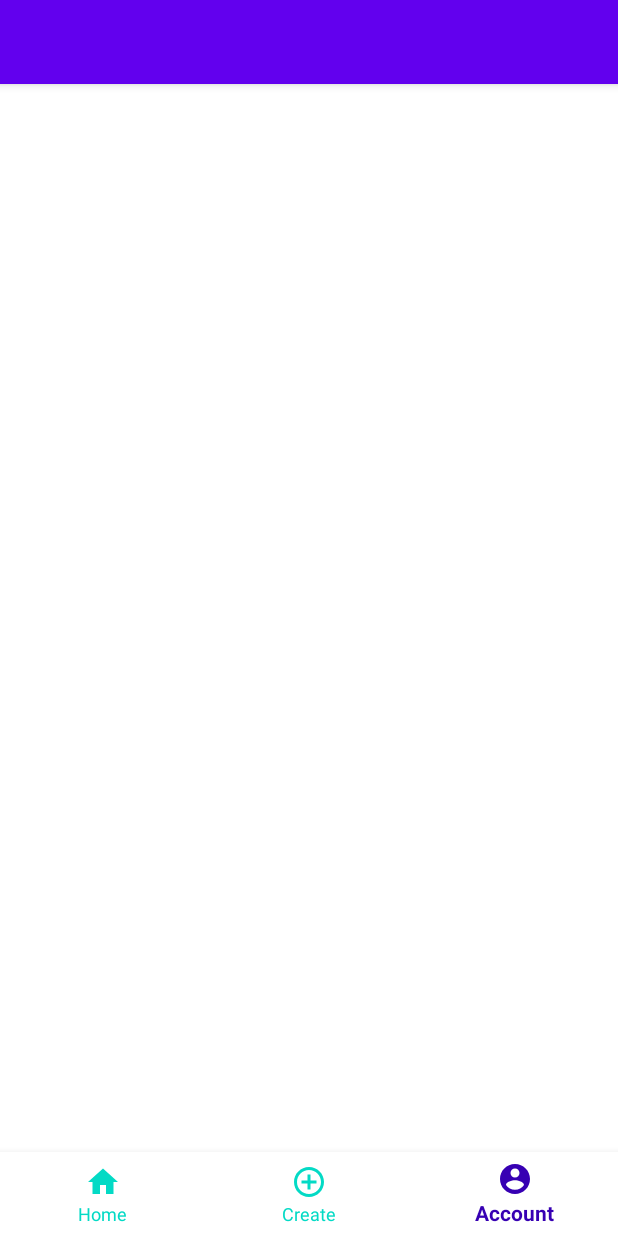
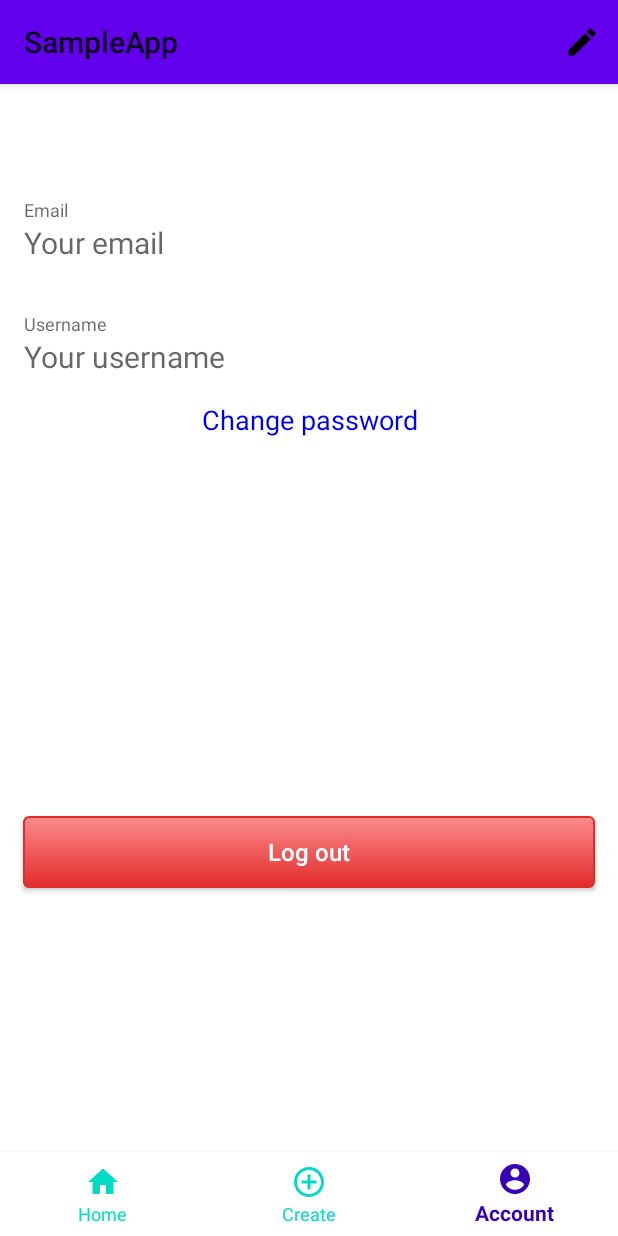
Before and after one commit to avi-kr/SampleApp, an Android app: the MainActivity screen opened directly, with no data from a screen before it, item 3 of the bottom bar chosen, on a phone screen of 412 x 824 dp. Run offline under Robolectric (Android 15) with nearby library versions, the phone set to English and light mode, and no system bars; our stand-ins replace Dagger/Hilt's generated code.

Commit message:
Custom Bottom Nav Controller

```diff
--- a/app/src/main/java/com/abhishek/sampleapp/ui/main/MainActivity.kt
+++ b/app/src/main/java/com/abhishek/sampleapp/ui/main/MainActivity.kt
@@ -3,23 +3,70 @@ package com.abhishek.sampleapp.ui.main
 import android.content.Intent
 import android.os.Bundle
 import android.util.Log
+import android.view.MenuItem
+import androidx.fragment.app.Fragment
 import androidx.lifecycle.Observer
+import androidx.navigation.NavController
 import com.abhishek.sampleapp.R
 import com.abhishek.sampleapp.ui.BaseActivity
 import com.abhishek.sampleapp.ui.auth.AuthActivity
+import com.abhishek.sampleapp.ui.main.account.ChangePasswordFragment
+import com.abhishek.sampleapp.ui.main.account.UpdateAccountFragment
+import com.abhishek.sampleapp.ui.main.blog.UpdateBlogFragment
+import com.abhishek.sampleapp.ui.main.blog.ViewBlogFragment
+import com.abhishek.sampleapp.util.BottomNavController
+import com.abhishek.sampleapp.util.BottomNavController.NavGraphProvider
+import com.abhishek.sampleapp.util.BottomNavController.OnNavigationGraphChanged
+import com.abhishek.sampleapp.util.BottomNavController.OnNavigationReselectedListener
+import com.abhishek.sampleapp.util.setUpNavigation
+import com.google.android.material.bottomnavigation.BottomNavigationView
+import kotlinx.android.synthetic.main.activity_main.tool_bar
 
 /**
  * Created by Abhishek Kumar on 29/07/20.
  * (c)2020 VMock. All rights reserved.
  */
 
-class MainActivity : BaseActivity() {
+class MainActivity : BaseActivity(), NavGraphProvider, OnNavigationGraphChanged, OnNavigationReselectedListener {
+
+    private lateinit var bottomNavigationView: BottomNavigationView
+
+    private val bottomNavController by lazy(LazyThreadSafetyMode.NONE) {
+        BottomNavController(
+            this,
+            R.id.main_nav_host_fragment,
+            R.id.nav_blog,
+            this,
+            this
+        )
+    }
 
     override fun onCreate(savedInstanceState: Bundle?) {
         super.onCreate(savedInstanceState)
         setContentView(R.layout.activity_main)
+        setupActionBar()
+
+        bottomNavigationView = findViewById(R.id.bottom_navigation_view)
+        bottomNavigationView.setUpNavigation(bottomNavController, this)
+        if (savedInstanceState == null) {
+            bottomNavController.onNavigationItemSelected()
+        }
+
         subscribeObservers()
     }
+
+    private fun setupActionBar() {
+        setSupportActionBar(tool_bar)
+    }
+
+    override fun onOptionsItemSelected(item: MenuItem): Boolean {
+        when (item?.itemId) {
+            android.R.id.home -> onBackPressed()
+        }
+        return super.onOptionsItemSelected(item)
+    }
+
+    override fun onBackPressed() = bottomNavController.onBackPressed()
 
     fun subscribeObservers() {
         sessionManager.cachedToken.observe(this, Observer { authToken ->
@@ -41,4 +88,44 @@ class MainActivity : BaseActivity() {
         TODO("Not yet implemented")
     }
 
+    override fun getNavGraphId(itemId: Int) = when (itemId) {
+        R.id.nav_blog -> {
+            R.navigation.nav_blog
+        }
+        R.id.nav_account -> {
+            R.navigation.nav_account
+        }
+        R.id.nav_create_blog -> {
+            R.navigation.nav_create_blog
+        }
+        else -> {
+            R.navigation.nav_blog
+        }
+    }
+
+    override fun onGraphChange() {
+//        TODO("What needs to happen when graph changes?")
+    }
+
+    override fun onReselectNavItem(navController: NavController, fragment: Fragment) = when (fragment) {
+        is ViewBlogFragment -> {
+            navController.navigate(R.id.action_viewBlogFragment_to_home)
+        }
+
+        is UpdateBlogFragment -> {
+            navController.navigate(R.id.action_updateBlogFragment_to_home)
+        }
+
+        is UpdateAccountFragment -> {
+            navController.navigate(R.id.action_updateAccountFragment_to_home)
+        }
+
+        is ChangePasswordFragment -> {
+            navController.navigate(R.id.action_changePasswordFragment_to_home)
+        }
+
+        else -> {
+            // do nothing
+        }
+    }
 }
--- a/app/src/main/java/com/abhishek/sampleapp/ui/main/account/AccountFragment.kt
+++ b/app/src/main/java/com/abhishek/sampleapp/ui/main/account/AccountFragment.kt
@@ -2,17 +2,27 @@ package com.abhishek.sampleapp.ui.main.account
 
 import android.os.Bundle
 import android.view.LayoutInflater
+import android.view.Menu
+import android.view.MenuInflater
+import android.view.MenuItem
 import android.view.View
 import android.view.ViewGroup
+import androidx.navigation.fragment.findNavController
 import com.abhishek.sampleapp.R
+import com.abhishek.sampleapp.session.SessionManager
+import kotlinx.android.synthetic.main.fragment_account.change_password
+import kotlinx.android.synthetic.main.fragment_account.logout_button
+import javax.inject.Inject
 
 /**
  * Created by Abhishek Kumar on 03/08/20.
  * (c)2020 VMock. All rights reserved.
  */
 
-class AccountFragment : BaseAccountFragment(){
+class AccountFragment : BaseAccountFragment() {
 
+    @Inject
+    lateinit var sessionManager: SessionManager
 
     override fun onCreateView(
         inflater: LayoutInflater, container: ViewGroup?,
@@ -24,5 +34,28 @@ class AccountFragment : BaseAccountFragment(){
 
     override fun onViewCreated(view: View, savedInstanceState: Bundle?) {
         super.onViewCreated(view, savedInstanceState)
+        setHasOptionsMenu(true)
+
+        change_password.setOnClickListener {
+            findNavController().navigate(R.id.action_accountFragment_to_changePasswordFragment)
+        }
+
+        logout_button.setOnClickListener {
+            sessionManager.logout()
+        }
+    }
+
+    override fun onCreateOptionsMenu(menu: Menu, inflater: MenuInflater) {
+        inflater.inflate(R.menu.edit_view_menu, menu)
+    }
+
+    override fun onOptionsItemSelected(item: MenuItem): Boolean {
+        when (item.itemId) {
+            R.id.edit -> {
+                findNavController().navigate(R.id.action_accountFragment_to_updateAccountFragment)
+                return true
+            }
+        }
+        return super.onOptionsItemSelected(item)
     }
 }
--- a/app/src/main/java/com/abhishek/sampleapp/ui/main/blog/BlogFragment.kt
+++ b/app/src/main/java/com/abhishek/sampleapp/ui/main/blog/BlogFragment.kt
@@ -4,7 +4,9 @@ import android.os.Bundle
 import android.view.LayoutInflater
 import android.view.View
 import android.view.ViewGroup
+import androidx.navigation.fragment.findNavController
 import com.abhishek.sampleapp.R
+import kotlinx.android.synthetic.main.fragment_blog.goViewBlogFragment
 
 /**
  * Created by Abhishek Kumar on 03/08/20.
@@ -24,5 +26,9 @@ class BlogFragment : BaseBlogFragment() {
 
     override fun onViewCreated(view: View, savedInstanceState: Bundle?) {
         super.onViewCreated(view, savedInstanceState)
+
+        goViewBlogFragment.setOnClickListener {
+            findNavController().navigate(R.id.action_blogFragment_to_viewBlogFragment)
+        }
     }
 }
--- /dev/null
+++ b/app/src/main/java/com/abhishek/sampleapp/util/BottomNavController.kt
@@ -0,0 +1,184 @@
+package com.abhishek.sampleapp.util
+
+import android.app.Activity
+import android.content.Context
+import androidx.annotation.IdRes
+import androidx.annotation.NavigationRes
+import androidx.fragment.app.Fragment
+import androidx.fragment.app.FragmentActivity
+import androidx.fragment.app.FragmentManager
+import androidx.navigation.NavController
+import androidx.navigation.findNavController
+import androidx.navigation.fragment.NavHostFragment
+import com.abhishek.sampleapp.R
+import com.abhishek.sampleapp.util.BottomNavController.OnNavigationReselectedListener
+import com.google.android.material.bottomnavigation.BottomNavigationView
+
+/**
+ * Created by Abhishek Kumar on 04/08/20.
+ * (c)2020 VMock. All rights reserved.
+ */
+class BottomNavController(
+    val context: Context,
+    @IdRes val containerId: Int,
+    @IdRes val appStartDestinationId: Int,
+    val graphChangeListener: OnNavigationGraphChanged?,
+    val navGraphProvider: NavGraphProvider
+) {
+
+    private val TAG: String = "AppDebug"
+    private val navigationBackStack = BackStack.of(appStartDestinationId)
+    lateinit var activity: Activity
+    lateinit var fragmentManager: FragmentManager
+    lateinit var navItemChangeListener: OnNavigationItemChanged
+
+    init {
+        if (context is Activity) {
+            activity = context
+            fragmentManager = (activity as FragmentActivity).supportFragmentManager
+        }
+    }
+
+    fun onNavigationItemSelected(itemId: Int = navigationBackStack.last()): Boolean {
+
+        // Replace fragment representing a navigation item
+        val fragment = fragmentManager.findFragmentByTag(itemId.toString())
+            ?: NavHostFragment.create(navGraphProvider.getNavGraphId(itemId))
+        fragmentManager.beginTransaction()
+            .setCustomAnimations(
+                R.anim.fade_in,
+                R.anim.fade_out,
+                R.anim.fade_in,
+                R.anim.fade_out
+            )
+            .replace(containerId, fragment, itemId.toString())
+            .addToBackStack(null)
+            .commit()
+
+        // Add to back stack
+        navigationBackStack.moveLast(itemId)
+
+        // Update checked icon
+        navItemChangeListener.onItemChanged(itemId)
+
+        // communicate with Activity
+        graphChangeListener?.onGraphChange()
+
+        return true
+    }
+
+    fun onBackPressed() {
+        val childFragmentManager = fragmentManager.findFragmentById(containerId)!!
+            .childFragmentManager
+        when {
+            // We should always try to go back on the child fragment manager stack before going to
+            // the navigation stack. It's important to use the child fragment manager instead of the
+            // NavController because if the user change tabs super fast commit of the
+            // supportFragmentManager may mess up with the NavController child fragment manager back
+            // stack
+
+            childFragmentManager.popBackStackImmediate() -> {
+            }
+            // Fragment back stack is empty so try to go back on the navigation stack
+            navigationBackStack.size > 1 -> {
+                // Remove last item from back stack
+                navigationBackStack.removeLast()
+
+                // Update the container with new fragment
+                onNavigationItemSelected()
+            }
+            // If the stack has only one and it's not the navigation home we should
+            // ensure that the application always leave from startDestination
+            navigationBackStack.last() != appStartDestinationId -> {
+                navigationBackStack.removeLast()
+                navigationBackStack.add(0, appStartDestinationId)
+                onNavigationItemSelected()
+            }
+            // Navigation stack is empty, so finish the activity
+            else -> activity.finish()
+        }
+    }
+
+    private class BackStack : ArrayList<Int>() {
+        companion object {
+            fun of(vararg elements: Int): BackStack {
+                val b = BackStack()
+                b.addAll(elements.toTypedArray())
+                return b
+            }
+        }
+
+        fun removeLast() = removeAt(size - 1)
+
+        fun moveLast(item: Int) {
+            remove(item) // if present, remove
+            add(item) // add to end of list
+        }
+    }
+
+    // For setting the checked icon in the bottom nav
+    interface OnNavigationItemChanged {
+
+        fun onItemChanged(itemId: Int)
+    }
+
+    // Get id of each graph
+    // ex: R.navigation.nav_blog
+    // ex: R.navigation.nav_create_blog
+    interface NavGraphProvider {
+
+        @NavigationRes
+        fun getNavGraphId(itemId: Int): Int
+    }
+
+    // Execute when Navigation Graph changes.
+    // ex: Select a new item on the bottom navigation
+    // ex: Home -> Account
+    interface OnNavigationGraphChanged {
+
+        fun onGraphChange()
+    }
+
+    interface OnNavigationReselectedListener {
+
+        fun onReselectNavItem(navController: NavController, fragment: Fragment)
+    }
+
+    fun setOnItemNavigationChanged(listener: (itemId: Int) -> Unit) {
+        this.navItemChangeListener = object : OnNavigationItemChanged {
+            override fun onItemChanged(itemId: Int) {
+                listener.invoke(itemId)
+            }
+        }
+    }
+}
+
+// Convenience extension to set up the navigation
+fun BottomNavigationView.setUpNavigation(
+    bottomNavController: BottomNavController,
+    onReselectListener: OnNavigationReselectedListener
+) {
+
+    setOnNavigationItemSelectedListener {
+        bottomNavController.onNavigationItemSelected(it.itemId)
+
+    }
+
+    setOnNavigationItemReselectedListener {
+        bottomNavController
+            .fragmentManager
+            .findFragmentById(bottomNavController.containerId)!!
+            .childFragmentManager
+            .fragments[0]?.let { fragment ->
+
+            onReselectListener.onReselectNavItem(
+                bottomNavController.activity.findNavController(bottomNavController.containerId),
+                fragment
+            )
+        }
+    }
+
+    bottomNavController.setOnItemNavigationChanged { itemId ->
+        menu.findItem(itemId).isChecked = true
+    }
+}
--- a/app/src/main/res/navigation/nav_account.xml
+++ b/app/src/main/res/navigation/nav_account.xml
@@ -31,7 +31,7 @@
         android:label="fragment_update_account"
         tools:layout="@layout/fragment_update_account">
         <action
-            android:id="@+id/action_updateAccountFragment_to_accountFragment"
+            android:id="@+id/action_updateAccountFragment_to_home"
             app:destination="@id/accountFragment"
             app:enterAnim="@anim/fade_in"
             app:exitAnim="@anim/fade_out"
@@ -46,7 +46,7 @@
         android:label="fragment_change_password"
         tools:layout="@layout/fragment_change_password">
         <action
-            android:id="@+id/action_changePasswordFragment_to_accountFragment"
+            android:id="@+id/action_changePasswordFragment_to_home"
             app:destination="@id/accountFragment"
             app:enterAnim="@anim/fade_in"
             app:exitAnim="@anim/fade_out"
--- a/app/src/main/res/navigation/nav_blog.xml
+++ b/app/src/main/res/navigation/nav_blog.xml
@@ -23,6 +23,7 @@
         android:name="com.abhishek.sampleapp.ui.main.blog.ViewBlogFragment"
         android:label="fragment_view_blog"
         tools:layout="@layout/fragment_view_blog">
+
         <action
             android:id="@+id/action_viewBlogFragment_to_updateBlogFragment"
             app:destination="@id/updateBlogFragment"
@@ -30,14 +31,15 @@
             app:exitAnim="@anim/slide_out_left"
             app:popEnterAnim="@anim/slide_in_left"
             app:popExitAnim="@anim/slide_out_right" />
+
         <action
-            android:id="@+id/action_viewBlogFragment_to_blogFragment"
+            android:id="@+id/action_viewBlogFragment_to_home"
             app:destination="@id/blogFragment"
             app:enterAnim="@anim/fade_in"
             app:exitAnim="@anim/fade_out"
-            app:popEnterAnim="@anim/slide_in_left"
-            app:popExitAnim="@anim/slide_out_right"
-            app:popUpTo="@id/nav_blog"
+            app:popEnterAnim="@anim/fade_in"
+            app:popExitAnim="@anim/fade_out"
+            app:popUpTo="@+id/nav_blog"
             app:popUpToInclusive="true" />
     </fragment>
     <fragment
@@ -46,7 +48,7 @@
         android:label="fragment_update_blog"
         tools:layout="@layout/fragment_update_blog">
         <action
-            android:id="@+id/action_updateBlogFragment_to_blogFragment"
+            android:id="@+id/action_updateBlogFragment_to_home"
             app:destination="@id/blogFragment"
             app:enterAnim="@anim/fade_in"
             app:exitAnim="@anim/fade_out"
```
Also changed, not shown: app/src/main/java/com/abhishek/sampleapp/ui/main/blog/ViewBlogFragment.kt (+31 -0 lines).
